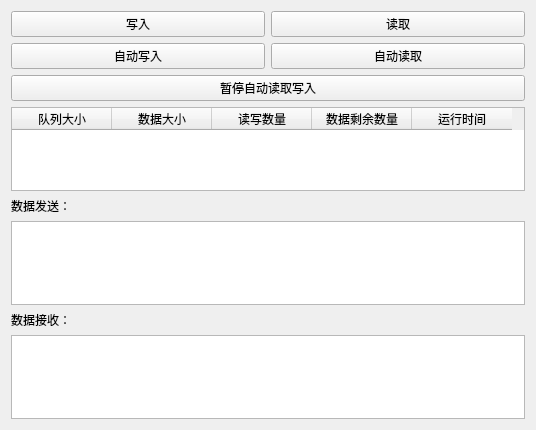
The window that Process/MessageQueues.ui (3737cc/C-C--) describes before a commit, drawn with Qt 5.
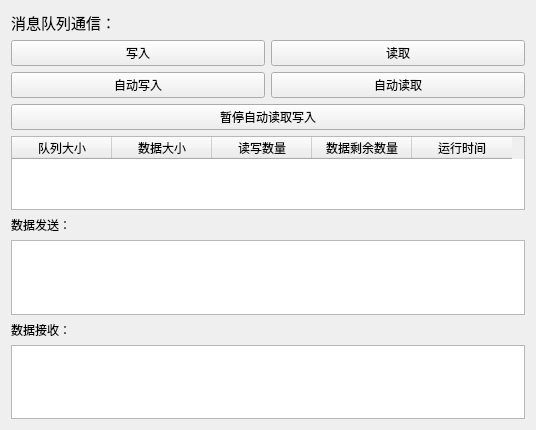
The same window after the commit.

```diff
--- a/Process/MessageQueues.ui
+++ b/Process/MessageQueues.ui
@@ -15,6 +15,18 @@
   </property>
   <widget class="QWidget" name="centralWidget">
    <layout class="QVBoxLayout" name="verticalLayout">
+    <item>
+     <widget class="QLabel" name="label">
+      <property name="font">
+       <font>
+        <pointsize>11</pointsize>
+       </font>
+      </property>
+      <property name="text">
+       <string>消息队列通信：</string>
+      </property>
+     </widget>
+    </item>
     <item>
      <layout class="QHBoxLayout" name="horizontalLayout">
       <item>
```
